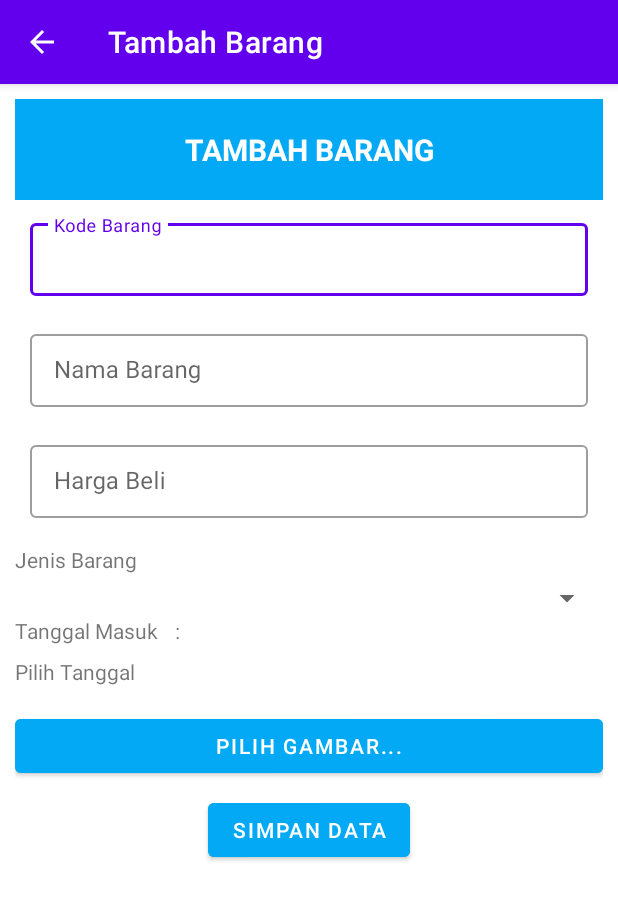
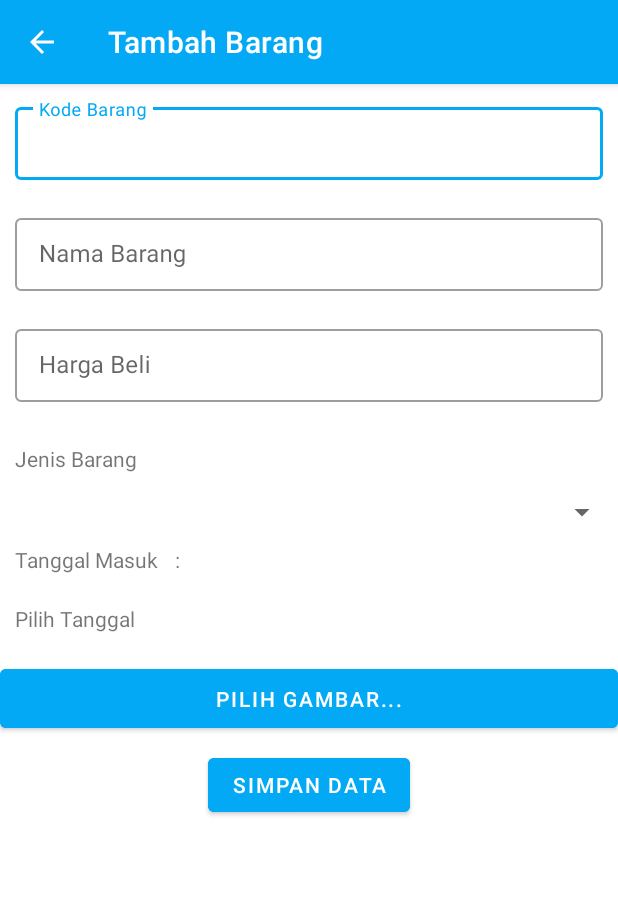
Before and after one commit to Miftakhul1412/Inventory, an Android app: the MainTambahBarangActivity screen opened directly, with no data from a screen before it, on a phone screen of 412 x 824 dp. Shown: the top 900 px of the screen. Run offline under Robolectric (Android 15) with nearby library versions, the phone set to English and light mode, and no system bars; libraries missing offline, so code that uses them is left out: com.kroegerama.imgpicker, com.wdullaer.materialdatetimepicker; pictures from the network do not load; 1 statement that could not run was skipped.

Commit message:
warna biru ceria

```diff
--- a/app/src/main/java/com/miftavy/android/inventory/network/Network.kt
+++ b/app/src/main/java/com/miftavy/android/inventory/network/Network.kt
@@ -7,7 +7,7 @@ import retrofit2.converter.gson.GsonConverterFactory
 import java.util.concurrent.TimeUnit
 
 class Network {
-    val BASE_URL: String = "http://192.168.137.1/laravel-inventaris/public/"
+    val BASE_URL: String = "http://192.168.43.99/laravel-inventaris/public/"
     private fun setOkHttp(): OkHttpClient {
         val interceptor = HttpLoggingInterceptor().setLevel(
             HttpLoggingInterceptor.Level.BASIC
--- a/app/src/main/res/layout/activity_main_tambah_barang.xml
+++ b/app/src/main/res/layout/activity_main_tambah_barang.xml
@@ -5,19 +5,9 @@
     android:layout_width="match_parent"
     android:layout_height="match_parent"
     android:orientation="vertical"
-    android:padding="10dp"
     tools:context=".MainTambahBarangActivity">
 
-    <TextView
-        android:layout_width="match_parent"
-        android:layout_height="wrap_content"
-        android:background="#03A9F4"
-        android:gravity="center"
-        android:padding="20dp"
-        android:text="TAMBAH BARANG"
-        android:textColor="@color/white"
-        android:textSize="20dp"
-        android:textStyle="bold" />
+
 
 
     <com.google.android.material.textfield.TextInputLayout
@@ -68,25 +58,29 @@
         android:layout_width="match_parent"
         android:layout_height="wrap_content"
         android:layout_marginTop="8dp"
-        android:text="Jenis Barang" />
+        android:text="Jenis Barang"
+        android:padding="10dp"/>
 
     <Spinner
         android:id="@+id/dropdownJenisBarang"
         android:layout_width="match_parent"
         android:layout_height="wrap_content"
-        android:layout_marginTop="4dp" />
+        android:layout_marginTop="4dp"
+        android:padding="10dp"/>
 
     <TextView
         android:layout_width="match_parent"
         android:layout_height="wrap_content"
-        android:text="Tanggal Masuk\t:" />
+        android:text="Tanggal Masuk\t:"
+        android:padding="10dp"/>
 
     <TextView
         android:id="@+id/datePicker"
         android:layout_width="match_parent"
         android:layout_height="wrap_content"
         android:paddingVertical="8dp"
-        android:text="Pilih Tanggal" />
+        android:text="Pilih Tanggal"
+        android:padding="10dp"/>
 
 
     <Button
@@ -96,7 +90,8 @@
         android:layout_marginTop="8dp"
         android:backgroundTint="#03A9F4"
         android:text="Pilih Gambar..."
-        android:textColor="@color/white" />
+        android:textColor="@color/white"
+        android:padding="10dp"/>
 
     <Button
         android:id="@+id/simpanData"
--- a/app/src/main/res/layout/item_adapter_barang.xml
+++ b/app/src/main/res/layout/item_adapter_barang.xml
@@ -1,9 +1,13 @@
 <?xml version="1.0" encoding="utf-8"?>
 <RelativeLayout xmlns:android="http://schemas.android.com/apk/res/android"
     xmlns:tools="http://schemas.android.com/tools"
+    xmlns:app="http://schemas.android.com/apk/res-auto"
+    android:padding="10dp"
     android:layout_width="match_parent"
     android:layout_height="wrap_content"
-    android:padding="10dp"
+    android:layout_margin="8dp"
+    app:cardCornerRadius="8dp"
+    app:cardElevation="4dp"
     tools:context=".adapter.AdapterBarang">
 
     <RelativeLayout
--- a/app/src/main/res/values-night/themes.xml
+++ b/app/src/main/res/values-night/themes.xml
@@ -2,8 +2,8 @@
     <!-- Base application theme. -->
     <style name="Theme.Inventory" parent="Theme.MaterialComponents.DayNight.DarkActionBar">
         <!-- Primary brand color. -->
-        <item name="colorPrimary">@color/purple_200</item>
-        <item name="colorPrimaryVariant">@color/purple_700</item>
+        <item name="colorPrimary">#03A9F4</item>
+        <item name="colorPrimaryVariant">#03A9F4</item>
         <item name="colorOnPrimary">@color/black</item>
         <!-- Secondary brand color. -->
         <item name="colorSecondary">@color/teal_200</item>
@@ -13,4 +13,8 @@
         <item name="android:statusBarColor" tools:targetApi="l">?attr/colorPrimaryVariant</item>
         <!-- Customize your theme here. -->
     </style>
+    <style name="Theme.Inventory.NoActionBar." parent="Theme.Inventory">
+        <item name="windowActionBar">false</item>
+        <item name="windowNoTitle">true</item>
+    </style>
 </resources>
--- a/app/src/main/res/values/colors.xml
+++ b/app/src/main/res/values/colors.xml
@@ -1,8 +1,8 @@
 <?xml version="1.0" encoding="utf-8"?>
 <resources>
-    <color name="purple_200">#FFBB86FC</color>
-    <color name="purple_500">#FF6200EE</color>
-    <color name="purple_700">#FF3700B3</color>
+    <color name="purple_200">#FF5722</color>
+    <color name="purple_500">#00BCD4</color>
+    <color name="purple_700">#00BCD4</color>
     <color name="teal_200">#FF03DAC5</color>
     <color name="teal_700">#FF018786</color>
     <color name="black">#FF000000</color>
--- a/app/src/main/res/values/strings.xml
+++ b/app/src/main/res/values/strings.xml
@@ -1,5 +1,5 @@
 <resources>
-    <string name="app_name">Inventory</string>
+    <string name="app_name">Inventory Lauwba</string>
     <!-- TODO: Remove or change this placeholder text -->
     <string name="hello_blank_fragment">Hello blank fragment</string>
     <string name="pick_one">Pilih Satu Foto</string>
--- a/app/src/main/res/values/themes.xml
+++ b/app/src/main/res/values/themes.xml
@@ -2,8 +2,8 @@
     <!-- Base application theme. -->
     <style name="Theme.Inventory" parent="Theme.MaterialComponents.DayNight.DarkActionBar">
         <!-- Primary brand color. -->
-        <item name="colorPrimary">@color/purple_500</item>
-        <item name="colorPrimaryVariant">@color/purple_700</item>
+        <item name="colorPrimary">#03A9F4</item>
+        <item name="colorPrimaryVariant">#03A9F4</item>
         <item name="colorOnPrimary">@color/white</item>
         <!-- Secondary brand color. -->
         <item name="colorSecondary">@color/teal_200</item>
```
Also changed, not shown: app/src/main/AndroidManifest.xml (+19 -14 lines), app/src/main/java/com/miftavy/android/inventory/DetailBarangActivity.kt (+9 -1 lines), app/src/main/java/com/miftavy/android/inventory/MainTambahBarangActivity.kt (+5 -3 lines), app/src/main/java/com/miftavy/android/inventory/MainTambahJenisBarangActivity.kt (+5 -3 lines), app/src/main/java/com/miftavy/android/inventory/MainTambahStokActivity.kt (+4 -4 lines), app/src/main/java/com/miftavy/android/inventory/ResultScanQR.kt (+10 -1 lines), app/src/main/java/com/miftavy/android/inventory/ScanActivity.kt (+10 -1 lines), app/src/main/res/layout/activity_main_menu.xml (+1 -11 lines), app/src/main/res/layout/activity_main_tambah_jenis_barang.xml (+5 -12 lines), app/src/main/res/layout/activity_main_tambah_stok.xml (+11 -16 lines), app/src/main/res/layout/activity_main_update_barang.xml (+11 -17 lines), app/src/main/res/layout/item_adapter_jenis.xml (+0 -15 lines).
